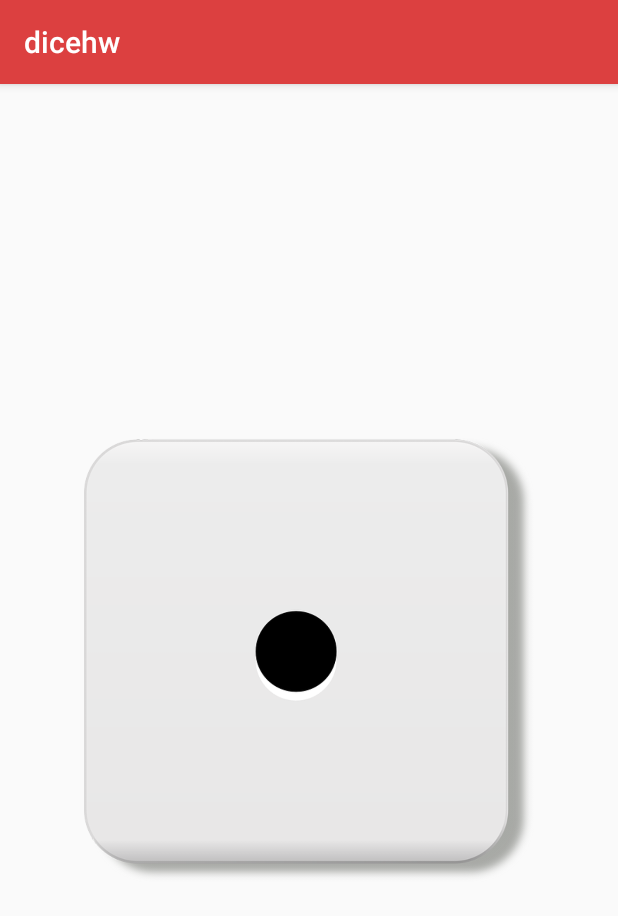
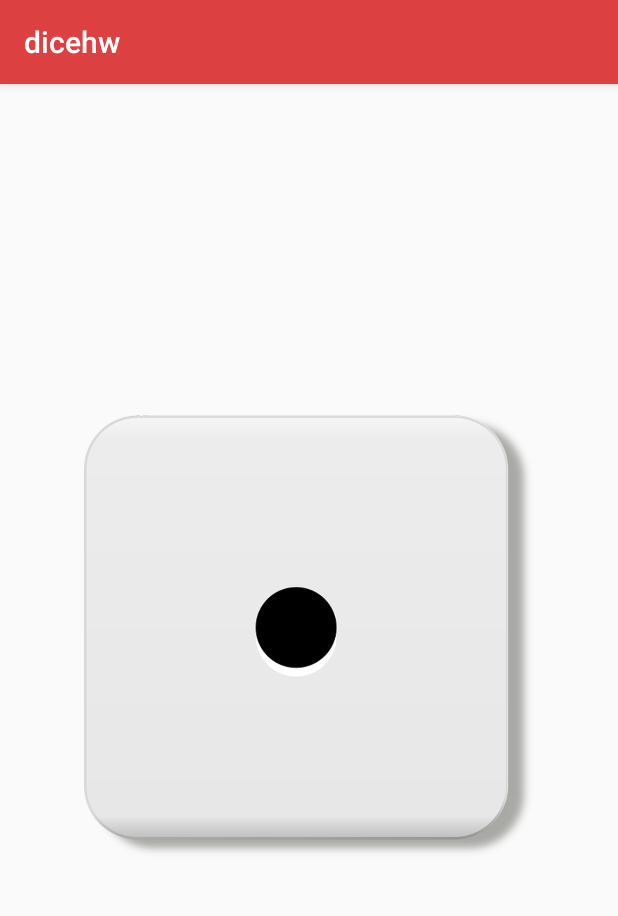
Before and after one commit to SeanLogsdon/dicehw, an Android app: the screen it shows after launch (MainActivity), on a phone screen of 412 x 824 dp. Shown: the top 916 px of the screen. Run offline under Robolectric (Android 15) with nearby library versions, the phone set to English and light mode, and no system bars.

Commit message:
Sorta fixed orientation

```diff
--- a/app/src/main/res/layout/activity_main.xml
+++ b/app/src/main/res/layout/activity_main.xml
@@ -9,6 +9,7 @@
         android:id="@+id/image_view_dice"
         android:layout_width="300dp"
         android:layout_height="300dp"
+        android:layout_marginBottom="32dp"
         android:src="@drawable/dice1"
         app:layout_constraintBottom_toBottomOf="parent"
         app:layout_constraintLeft_toLeftOf="parent"
@@ -26,7 +27,8 @@
         app:layout_constraintBottom_toBottomOf="parent"
         app:layout_constraintEnd_toEndOf="parent"
         app:layout_constraintStart_toStartOf="parent"
-        app:layout_constraintTop_toBottomOf="@+id/image_view_dice" />
+        app:layout_constraintTop_toBottomOf="@+id/image_view_dice"
+        app:layout_constraintVertical_bias="0.923" />
 
 
 </androidx.constraintlayout.widget.ConstraintLayout>
```
